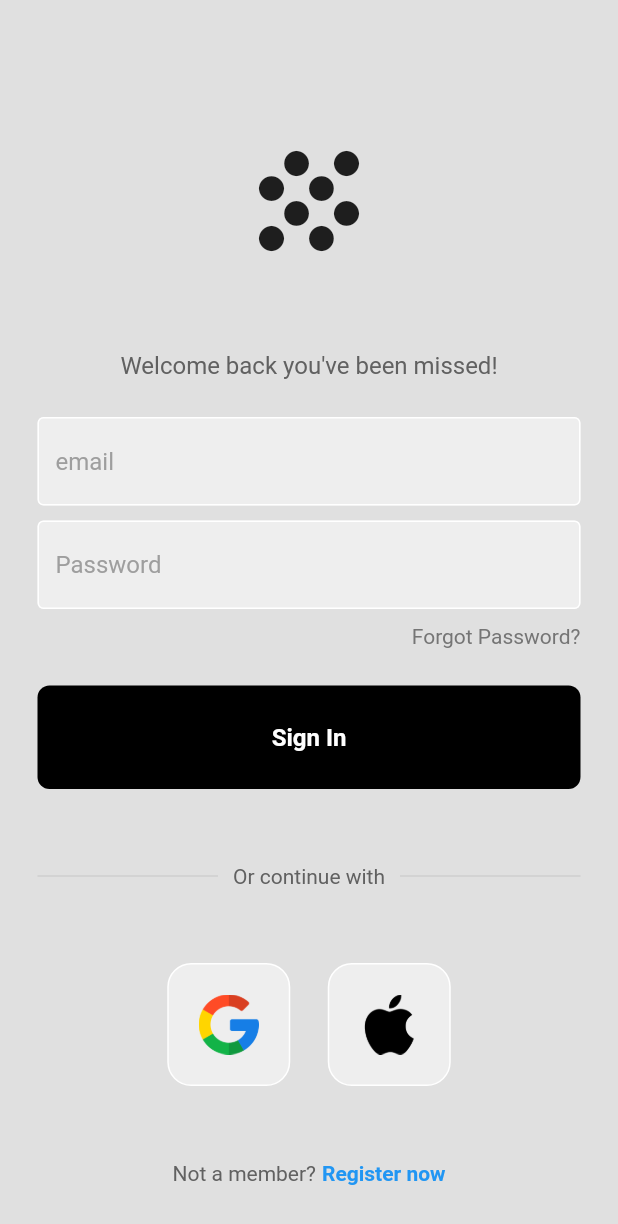
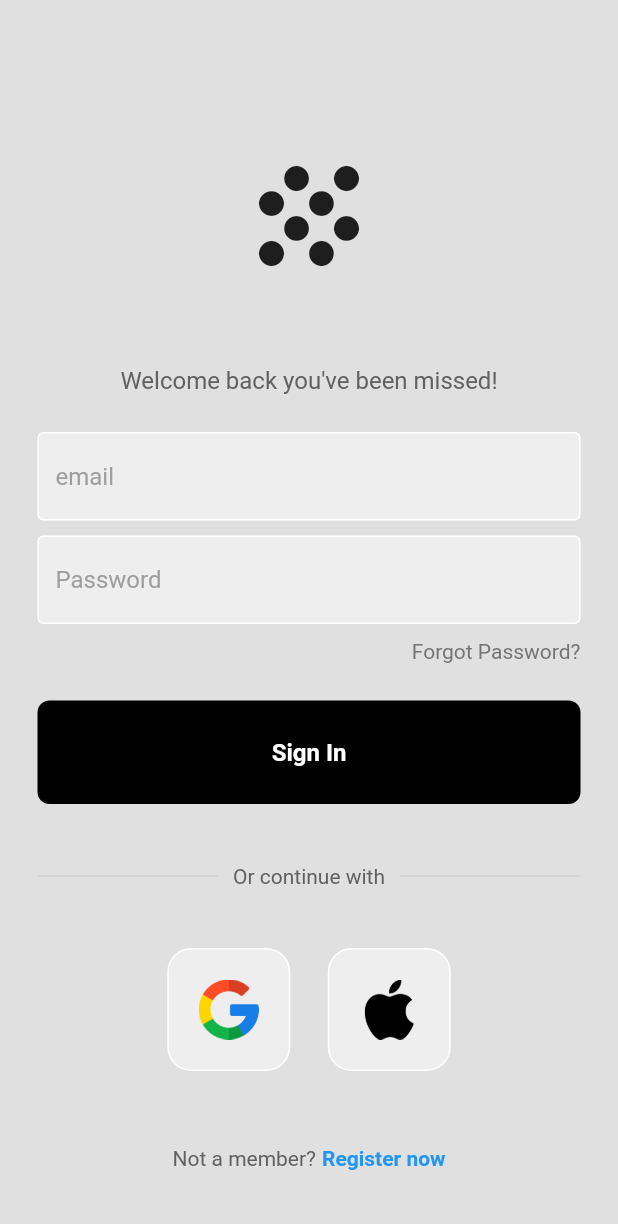
Before and after one commit to LoftyDroid/Agro-Flutter-project, a Flutter app: the screen it shows after launch, on a phone screen of 412 x 824 dp. Shown: the top 1224 px of the screen. Run offline on Flutter 3.47's test engine with Material 2 defaults, Android fonts, the phone set to English and light mode, and no system bars; our stand-ins replace firebase_auth, firebase_core, go_router; accounts and stored records are empty.

Commit message:
Login Register Error Solved and Routing Added

```diff
--- a/lib/main.dart
+++ b/lib/main.dart
@@ -1,6 +1,9 @@
 import 'package:flutter/material.dart';
+import 'package:go_router/go_router.dart';
 import 'package:modernlogintute/pages/auth_page.dart';
 import 'package:firebase_core/firebase_core.dart';
+import 'package:modernlogintute/pages/home_page.dart';
+import 'package:modernlogintute/pages/login_page.dart';
 import 'firebase_options.dart';
 
 void main() async {
@@ -16,9 +19,18 @@ class MyApp extends StatelessWidget {
 
   @override
   Widget build(BuildContext context) {
-    return const MaterialApp(
+    return MaterialApp.router(
       debugShowCheckedModeBanner: false,
-      home: AuthPage(),
+      routerConfig: GoRouter(routes: [
+        GoRoute(
+          path: '/',
+          builder: (context, state) => const AuthPage(),
+        ),
+        GoRoute(
+          path: '/home',
+          builder: (context, state) => const HomePage(),
+        ),
+      ]),
     );
   }
 }
--- a/lib/pages/Login_or_register_page.dart
+++ b/lib/pages/Login_or_register_page.dart
@@ -1,6 +1,5 @@
 import 'package:flutter/material.dart';
 import 'package:modernlogintute/pages/login_page.dart';
-import 'login_page.dart';
 import 'register_page.dart';
 
 class LoginOrRegisterPage extends StatefulWidget {
--- a/lib/pages/login_page.dart
+++ b/lib/pages/login_page.dart
@@ -5,7 +5,7 @@ import 'package:modernlogintute/components/my_textfield.dart';
 import 'package:modernlogintute/components/square_tile.dart';
 
 class LoginPage extends StatefulWidget {
-  final Function()? onTap;
+  final Function() onTap;
   const LoginPage({super.key, required this.onTap});
 
   @override
@@ -31,6 +31,7 @@ class _LoginPageState extends State<LoginPage> {
 
     //try sign in
     try {
+      if (emailController.text != "" || passwordController.text != "") {
         await FirebaseAuth.instance.signInWithEmailAndPassword(
           email: emailController.text,
           password: passwordController.text,
@@ -38,6 +39,7 @@ class _LoginPageState extends State<LoginPage> {
         //pop the loading circle
         // ignore: use_build_context_synchronously
         Navigator.pop(context);
+      }
     } on FirebaseAuthException catch (e) {
       //pop the loading cicle
       Navigator.pop(context);
@@ -134,7 +136,7 @@ class _LoginPageState extends State<LoginPage> {
                   onTap: signUserIn,
                 ),
 
-                const SizedBox(height: 50),
+                const SizedBox(height: 40),
 
                 // or continue with
                 Padding(
@@ -164,7 +166,7 @@ class _LoginPageState extends State<LoginPage> {
                   ),
                 ),
 
-                const SizedBox(height: 50),
+                const SizedBox(height: 40),
 
                 // google + apple sign in buttons
                 Row(
@@ -191,8 +193,10 @@ class _LoginPageState extends State<LoginPage> {
                       style: TextStyle(color: Colors.grey[700]),
                     ),
                     const SizedBox(width: 4),
-                    GestureDetector(
-                      onTap: Widget.onTap,
+                    InkWell(
+                      onTap: () {
+                        widget.onTap();
+                      },
                       child: const Text(
                         'Register now',
                         style: TextStyle(
--- a/pubspec.yaml
+++ b/pubspec.yaml
@@ -38,6 +38,7 @@ dependencies:
   cupertino_icons: ^1.0.2
   firebase_core: ^2.9.0
   firebase_auth: ^4.4.0
+  go_router: ^6.5.5
 
 dev_dependencies:
   flutter_test:
```
Also changed, not shown: lib/pages/register_page.dart (+6 -4 lines), pubspec.lock. Lines whose indentation alone changed are shown as unchanged.
